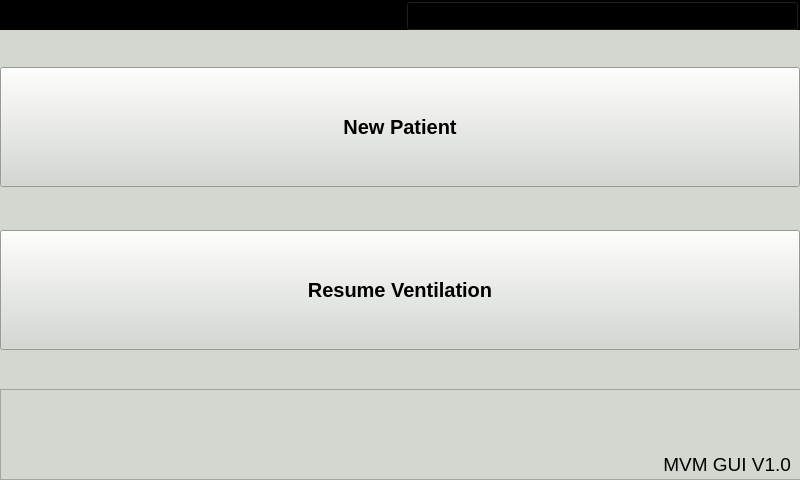
This is gui/mainwindow.ui in fmselab/mvm-gui as Qt 5 draws it before an edit. The edited form follows.
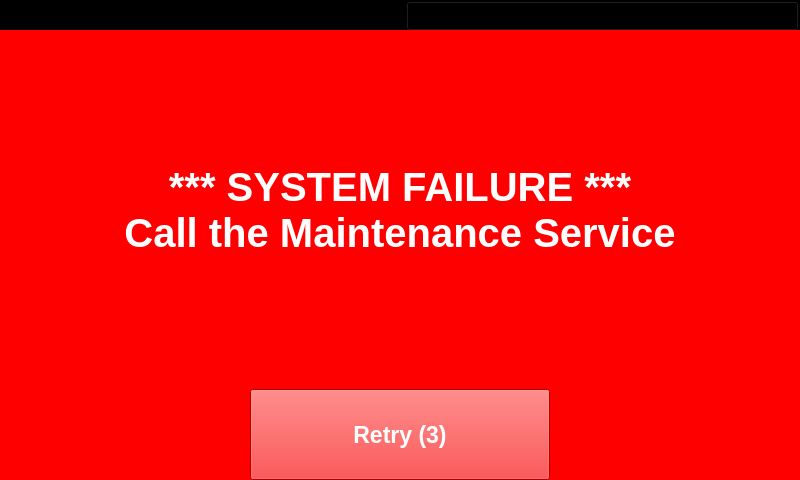
This is the edited form. The open tabs and pages were chosen to show the change. Custom widgets are drawn as their Qt base class.

Commit message: Added critical error page/bar to toppane and bottombar

Patch:
```diff
--- a/gui/mainwindow.ui
+++ b/gui/mainwindow.ui
@@ -704,6 +704,34 @@
        </layout>
       </widget>
       <widget class="MainDisplay" name="main"/>
+      <widget class="QWidget" name="criticalerrorpage">
+       <property name="styleSheet">
+        <string notr="true">background-color: red;</string>
+       </property>
+       <layout class="QVBoxLayout" name="verticalLayout_2">
+        <item>
+         <widget class="QLabel" name="label_criticalerror">
+          <property name="font">
+           <font>
+            <pointsize>30</pointsize>
+            <weight>75</weight>
+            <bold>true</bold>
+           </font>
+          </property>
+          <property name="styleSheet">
+           <string notr="true">color: white;</string>
+          </property>
+          <property name="text">
+           <string>*** SYSTEM FAILURE ***
+Call the Maintenance Service</string>
+          </property>
+          <property name="alignment">
+           <set>Qt::AlignCenter</set>
+          </property>
+         </widget>
+        </item>
+       </layout>
+      </widget>
      </widget>
     </item>
     <item>
@@ -1320,6 +1348,63 @@
         </item>
        </layout>
       </widget>
+      <widget class="QWidget" name="criticalerrorbar">
+       <property name="styleSheet">
+        <string notr="true">background-color: red;</string>
+       </property>
+       <layout class="QHBoxLayout" name="horizontalLayout_2">
+        <property name="spacing">
+         <number>0</number>
+        </property>
+        <property name="leftMargin">
+         <number>0</number>
+        </property>
+        <property name="topMargin">
+         <number>0</number>
+        </property>
+        <property name="rightMargin">
+         <number>0</number>
+        </property>
+        <property name="bottomMargin">
+         <number>0</number>
+        </property>
+        <item>
+         <widget class="QPushButton" name="button_retrycmd">
+          <property name="sizePolicy">
+           <sizepolicy hsizetype="Minimum" vsizetype="MinimumExpanding">
+            <horstretch>0</horstretch>
+            <verstretch>0</verstretch>
+           </sizepolicy>
+          </property>
+          <property name="minimumSize">
+           <size>
+            <width>300</width>
+            <height>0</height>
+           </size>
+          </property>
+          <property name="maximumSize">
+           <size>
+            <width>300</width>
+            <height>16777215</height>
+           </size>
+          </property>
+          <property name="font">
+           <font>
+            <pointsize>17</pointsize>
+            <weight>75</weight>
+            <bold>true</bold>
+           </font>
+          </property>
+          <property name="styleSheet">
+           <string notr="true">color: white;</string>
+          </property>
+          <property name="text">
+           <string>Retry (3)</string>
+          </property>
+         </widget>
+        </item>
+       </layout>
+      </widget>
       <widget class="QWidget" name="numpadbar">
        <layout class="QHBoxLayout" name="horizontalLayout">
         <property name="spacing">
```
